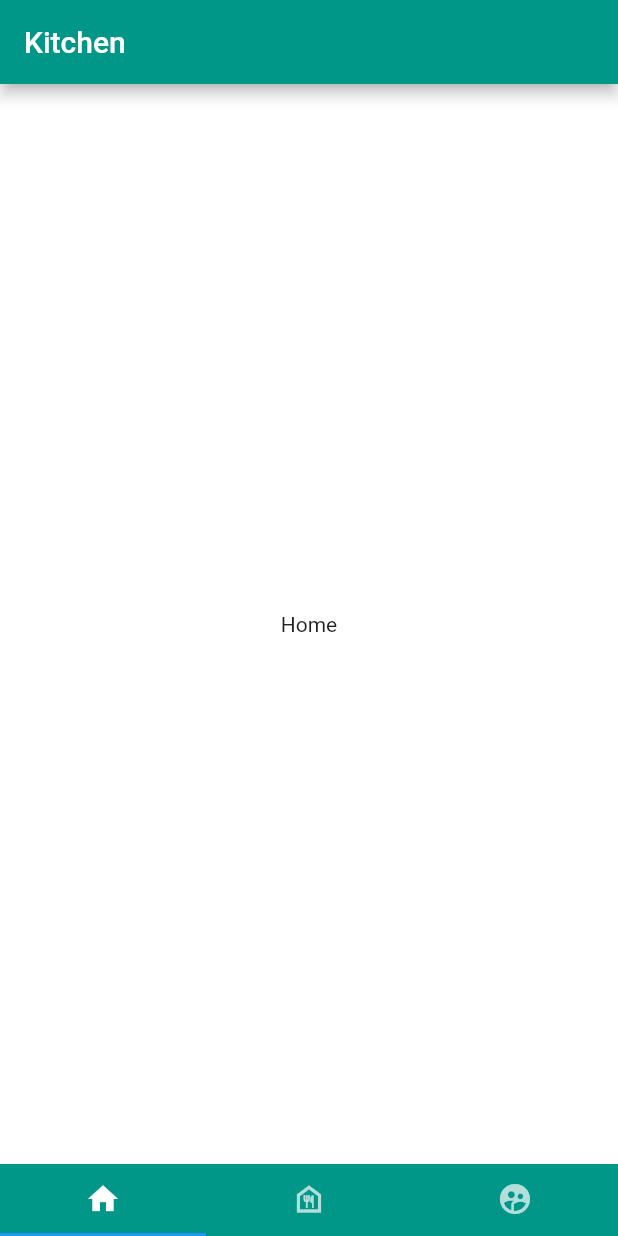
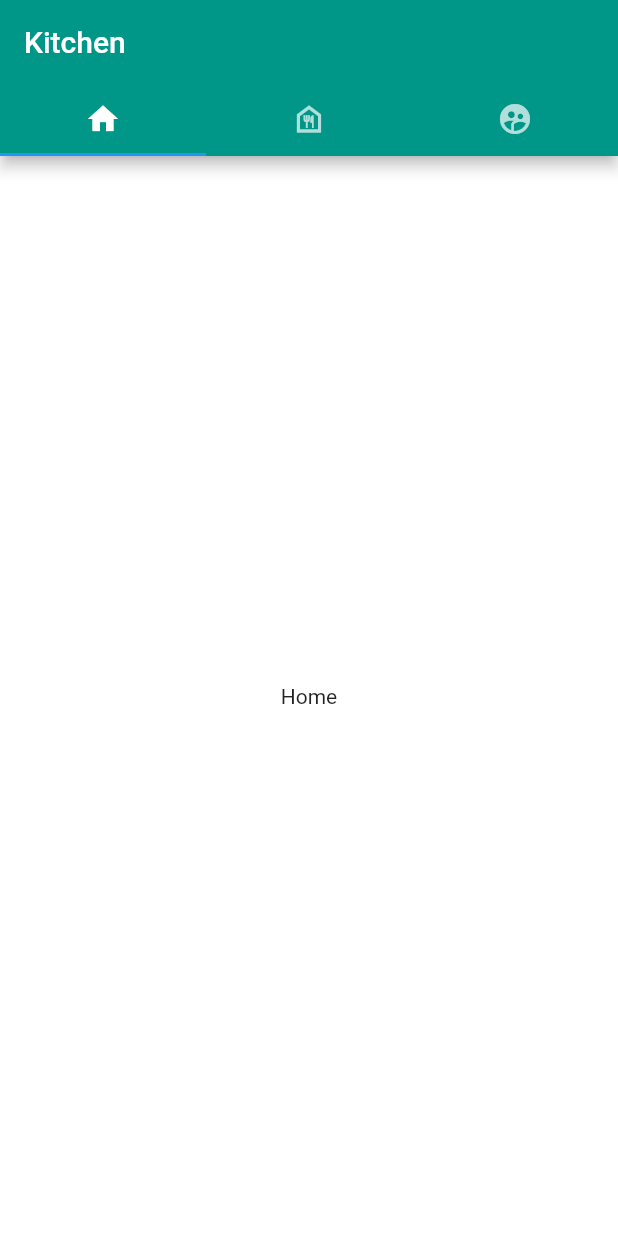
Before and after one commit to nicolau-np/kitchen, a Flutter app: the screen it shows after launch, on a phone screen of 412 x 824 dp. Run offline on Flutter 3.47's test engine with Material 2 defaults, Android fonts, the phone set to English and light mode, and no system bars.

Commit message:
voltando na orientacao anterior da tab

```diff
--- a/lib/widgets/tabs.dart
+++ b/lib/widgets/tabs.dart
@@ -30,10 +30,7 @@ class _TabsPageState extends State<TabsPage>
       appBar: AppBar(
         title: Text("Kitchen"),
         backgroundColor: Colors.teal,
-      ),
-      bottomNavigationBar: Material(
-        color: Colors.teal,
-        child: TabBar(
+        bottom: TabBar(
           controller: tabController,
           tabs: [
             Tab(
```
